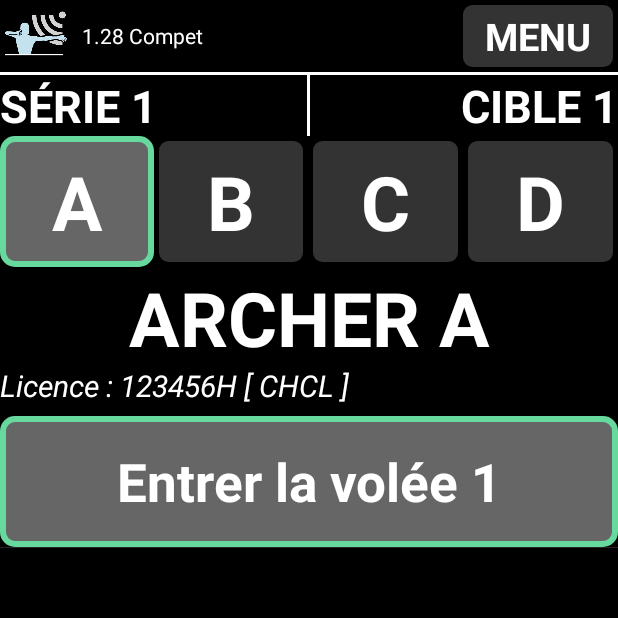
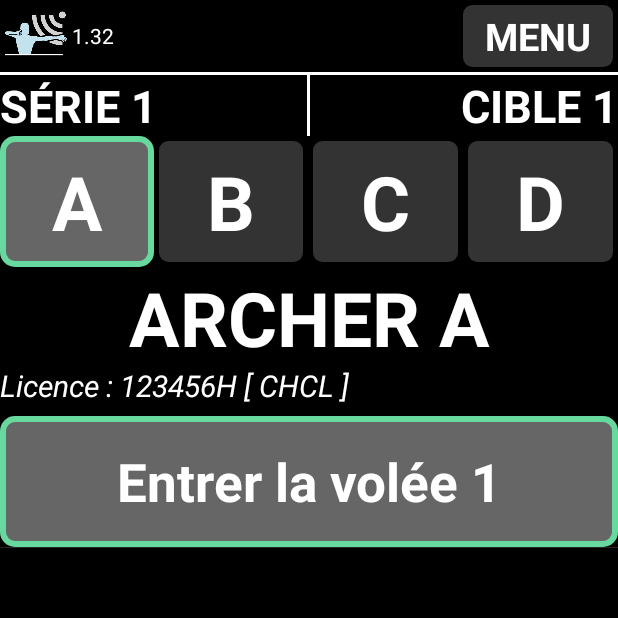
Before and after one commit to TRAPTAProject/trapta-app, an Android app: the screen it shows after launch (MainActivity), on a phone screen of 412 x 824 dp, the top half of it. Run offline under Robolectric (Android 15) with nearby library versions, the phone set to English and light mode, and no system bars.

Commit message:
extrat app version

```diff
--- a/app/build.gradle
+++ b/app/build.gradle
@@ -4,7 +4,9 @@ android {
     namespace "com.trapta.app"
 
     compileSdkVersion 33
-
+    buildFeatures {
+        buildConfig = true
+    }
     defaultConfig {
         applicationId "com.trapta.app"
         minSdkVersion 17
--- a/app/src/main/java/com/trapta/app/MainActivity.java
+++ b/app/src/main/java/com/trapta/app/MainActivity.java
@@ -295,7 +295,7 @@ public class MainActivity extends Activity implements OnItemClickListener, Watch
 		Log.i("TRAPTA", "Starting TRAPTA Socket...");
 		titleView = (TextView) findViewById(R.id.title);
 
-		titleView.setText("  " + getResources().getString(R.string.title_main_activity));
+		titleView.setText(BuildConfig.VERSION_NAME);
 
 		StaticParam.colorInverted = pref.getBoolean("colorInverted", false);
 		checkColors();
@@ -958,7 +958,7 @@ public class MainActivity extends Activity implements OnItemClickListener, Watch
 
 		}
 
-		titleView.setText("  " + getResources().getString(R.string.title_main_activity));
+		titleView.setText(BuildConfig.VERSION_NAME);
 
 		if (requestCode == CODE_GUIDE_ACTIVITY && resultCode == RESULT_OK)
 			startVisualGuide1();
--- a/app/src/main/res/values/strings.xml
+++ b/app/src/main/res/values/strings.xml
@@ -10,6 +10,5 @@
     <string name="title_activity_guide">Bienvenue</string>
     <string name="title_activity_question">QuestionActivity</string>
     <string name="title_activity_menu">MenuActivity</string>
-    <string name="title_main_activity">1.28 Compet</string>
 
 </resources>
```
